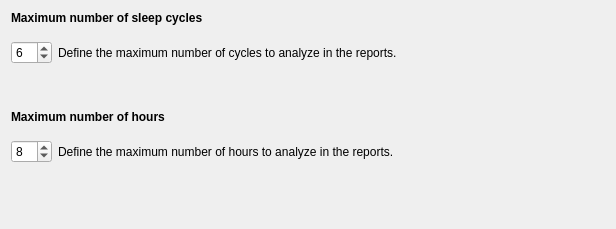
Before: the Qt Designer form tools/CEAMSTools/SpindleDetectionA7/HoursCyclesStep/Ui_HoursCyclesStep.ui in SnoozToolbox/snooz-package-ceams, drawn with Qt 5.
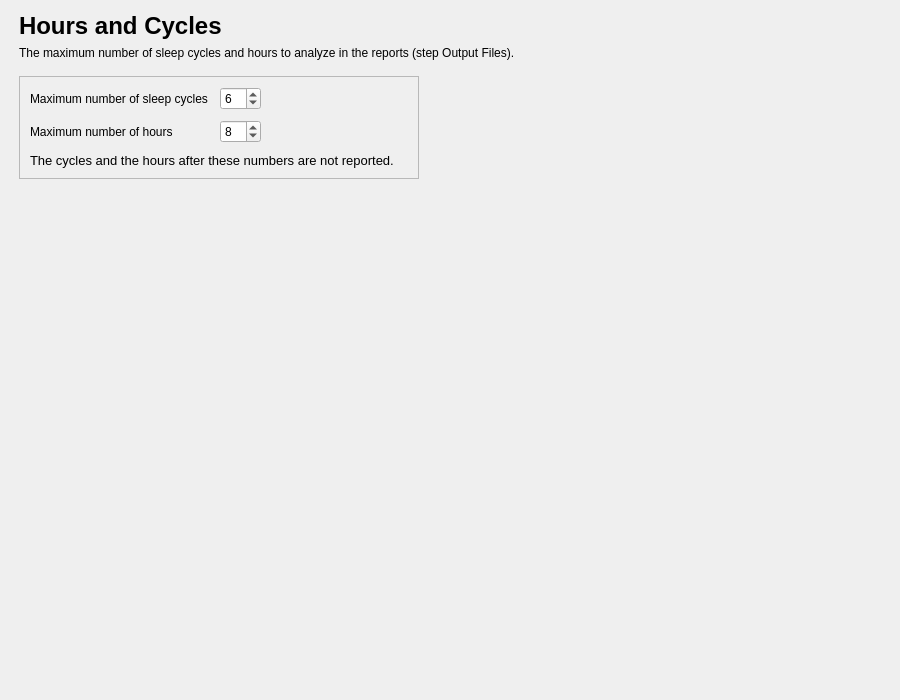
After: the same form once the commit is applied.

Patch:
```diff
--- a/tools/CEAMSTools/SpindleDetectionA7/HoursCyclesStep/Ui_HoursCyclesStep.ui
+++ b/tools/CEAMSTools/SpindleDetectionA7/HoursCyclesStep/Ui_HoursCyclesStep.ui
@@ -6,146 +6,233 @@
    <rect>
     <x>0</x>
     <y>0</y>
-    <width>616</width>
-    <height>229</height>
+    <width>900</width>
+    <height>700</height>
    </rect>
   </property>
   <property name="windowTitle">
    <string/>
   </property>
   <layout class="QVBoxLayout" name="verticalLayout">
+   <property name="leftMargin">
+    <number>19</number>
+   </property>
+   <property name="topMargin">
+    <number>12</number>
+   </property>
+   <property name="rightMargin">
+    <number>19</number>
+   </property>
+   <property name="bottomMargin">
+    <number>12</number>
+   </property>
    <item>
-    <widget class="QLabel" name="label_2">
-     <property name="text">
-      <string>&lt;html&gt;&lt;head/&gt;&lt;body&gt;&lt;p&gt;&lt;span style=&quot; font-weight:600;&quot;&gt;Maximum number of sleep cycles&lt;/span&gt;&lt;/p&gt;&lt;/body&gt;&lt;/html&gt;</string>
+    <layout class="QHBoxLayout" name="content_row" stretch="1,0">
+     <property name="leftMargin">
+      <number>0</number>
      </property>
-    </widget>
-   </item>
-   <item>
-    <spacer name="verticalSpacer_4">
-     <property name="orientation">
-      <enum>Qt::Orientation::Vertical</enum>
+     <property name="topMargin">
+      <number>0</number>
      </property>
-     <property name="sizeType">
-      <enum>QSizePolicy::Policy::Fixed</enum>
+     <property name="rightMargin">
+      <number>0</number>
      </property>
-     <property name="sizeHint" stdset="0">
-      <size>
-       <width>20</width>
-       <height>10</height>
-      </size>
+     <property name="bottomMargin">
+      <number>0</number>
      </property>
-    </spacer>
-   </item>
-   <item>
-    <layout class="QHBoxLayout" name="horizontalLayout_2">
      <item>
-      <widget class="QSpinBox" name="spinBox_cycles">
-       <property name="minimum">
-        <number>1</number>
-       </property>
-       <property name="maximum">
-        <number>12</number>
-       </property>
-       <property name="value">
-        <number>6</number>
-       </property>
-      </widget>
-     </item>
-     <item>
-      <widget class="QLabel" name="label_4">
-       <property name="text">
-        <string>Define the maximum number of cycles to analyze in the reports.</string>
-       </property>
-      </widget>
-     </item>
-     <item>
-      <spacer name="horizontalSpacer_2">
-       <property name="orientation">
-        <enum>Qt::Orientation::Horizontal</enum>
-       </property>
-       <property name="sizeHint" stdset="0">
+      <widget class="QWidget" name="content_widget" native="true">
+       <property name="maximumSize">
         <size>
-         <width>40</width>
-         <height>20</height>
+         <width>800</width>
+         <height>16777215</height>
         </size>
        </property>
-      </spacer>
-     </item>
-    </layout>
-   </item>
-   <item>
-    <spacer name="verticalSpacer_2">
-     <property name="orientation">
-      <enum>Qt::Orientation::Vertical</enum>
-     </property>
-     <property name="sizeType">
-      <enum>QSizePolicy::Policy::Minimum</enum>
-     </property>
-     <property name="sizeHint" stdset="0">
-      <size>
-       <width>20</width>
-       <height>40</height>
-      </size>
-     </property>
-    </spacer>
-   </item>
-   <item>
-    <widget class="QLabel" name="label">
-     <property name="enabled">
-      <bool>true</bool>
-     </property>
-     <property name="text">
-      <string>&lt;html&gt;&lt;head/&gt;&lt;body&gt;&lt;p&gt;&lt;span style=&quot; font-weight:600;&quot;&gt;Maximum number of hours&lt;/span&gt;&lt;/p&gt;&lt;/body&gt;&lt;/html&gt;</string>
-     </property>
-    </widget>
-   </item>
-   <item>
-    <spacer name="verticalSpacer_3">
-     <property name="orientation">
-      <enum>Qt::Orientation::Vertical</enum>
-     </property>
-     <property name="sizeType">
-      <enum>QSizePolicy::Policy::Fixed</enum>
-     </property>
-     <property name="sizeHint" stdset="0">
-      <size>
-       <width>20</width>
-       <height>10</height>
-      </size>
-     </property>
-    </spacer>
-   </item>
-   <item>
-    <layout class="QHBoxLayout" name="horizontalLayout">
-     <item>
-      <widget class="QSpinBox" name="spinBox_hours">
-       <property name="enabled">
-        <bool>true</bool>
-       </property>
-       <property name="minimum">
-        <number>1</number>
-       </property>
-       <property name="maximum">
-        <number>48</number>
-       </property>
-       <property name="value">
-        <number>8</number>
-       </property>
+       <layout class="QVBoxLayout" name="content_layout">
+        <property name="spacing">
+         <number>16</number>
+        </property>
+        <property name="leftMargin">
+         <number>0</number>
+        </property>
+        <property name="topMargin">
+         <number>0</number>
+        </property>
+        <property name="rightMargin">
+         <number>0</number>
+        </property>
+        <property name="bottomMargin">
+         <number>0</number>
+        </property>
+        <item>
+         <layout class="QVBoxLayout" name="header_layout">
+          <property name="spacing">
+           <number>6</number>
+          </property>
+          <item>
+           <widget class="QLabel" name="title_label">
+            <property name="font">
+             <font>
+              <pointsize>18</pointsize>
+              <bold>true</bold>
+             </font>
+            </property>
+            <property name="text">
+             <string>Hours and Cycles</string>
+            </property>
+           </widget>
+          </item>
+          <item>
+           <widget class="QLabel" name="subtitle_label">
+            <property name="text">
+             <string>The maximum number of sleep cycles and hours to analyze in the reports (step Output Files).</string>
+            </property>
+            <property name="wordWrap">
+             <bool>true</bool>
+            </property>
+            <property name="variant" stdset="0">
+             <string notr="true">help</string>
+            </property>
+           </widget>
+          </item>
+         </layout>
+        </item>
+        <item>
+         <layout class="QHBoxLayout" name="limits_row" stretch="1,1">
+          <property name="spacing">
+           <number>16</number>
+          </property>
+          <item>
+           <widget class="QFrame" name="limits_card">
+            <property name="frameShape">
+             <enum>QFrame::Shape::StyledPanel</enum>
+            </property>
+            <property name="frameShadow">
+             <enum>QFrame::Shadow::Raised</enum>
+            </property>
+            <layout class="QVBoxLayout" name="limits_card_layout">
+             <property name="spacing">
+              <number>10</number>
+             </property>
+             <property name="leftMargin">
+              <number>10</number>
+             </property>
+             <property name="topMargin">
+              <number>10</number>
+             </property>
+             <property name="rightMargin">
+              <number>10</number>
+             </property>
+             <property name="bottomMargin">
+              <number>10</number>
+             </property>
+             <item>
+              <layout class="QGridLayout" name="limits_grid">
+               <property name="horizontalSpacing">
+                <number>12</number>
+               </property>
+               <property name="verticalSpacing">
+                <number>10</number>
+               </property>
+               <item row="0" column="0">
+                <widget class="QLabel" name="label_2">
+                 <property name="text">
+                  <string>Maximum number of sleep cycles</string>
+                 </property>
+                </widget>
+               </item>
+               <item row="0" column="1">
+                <widget class="QSpinBox" name="spinBox_cycles">
+                 <property name="minimum">
+                  <number>1</number>
+                 </property>
+                 <property name="maximum">
+                  <number>12</number>
+                 </property>
+                 <property name="value">
+                  <number>6</number>
+                 </property>
+                </widget>
+               </item>
+               <item row="1" column="0">
+                <widget class="QLabel" name="label">
+                 <property name="text">
+                  <string>Maximum number of hours</string>
+                 </property>
+                </widget>
+               </item>
+               <item row="1" column="1">
+                <widget class="QSpinBox" name="spinBox_hours">
+                 <property name="enabled">
+                  <bool>true</bool>
+                 </property>
+                 <property name="minimum">
+                  <number>1</number>
+                 </property>
+                 <property name="maximum">
+                  <number>48</number>
+                 </property>
+                 <property name="value">
+                  <number>8</number>
+                 </property>
+                </widget>
+               </item>
+               <item row="0" column="3">
+                <spacer name="limits_grid_spacer">
+                 <property name="orientation">
+                  <enum>Qt::Orientation::Horizontal</enum>
+                 </property>
+                 <property name="sizeHint" stdset="0">
+                  <size>
+                   <width>40</width>
+                   <height>20</height>
+                  </size>
+                 </property>
+                </spacer>
+               </item>
+              </layout>
+             </item>
+             <item>
+              <widget class="QLabel" name="limits_help_label">
+               <property name="font">
+                <font>
+                 <pointsize>10</pointsize>
+                </font>
+               </property>
+               <property name="text">
+                <string>The cycles and the hours after these numbers are not reported.</string>
+               </property>
+               <property name="wordWrap">
+                <bool>true</bool>
+               </property>
+               <property name="variant" stdset="0">
+                <string notr="true">help</string>
+               </property>
+              </widget>
+             </item>
+            </layout>
+           </widget>
+          </item>
+          <item>
+           <spacer name="limits_row_spacer">
+            <property name="orientation">
+             <enum>Qt::Orientation::Horizontal</enum>
+            </property>
+            <property name="sizeHint" stdset="0">
+             <size>
+              <width>40</width>
+              <height>20</height>
+             </size>
+            </property>
+           </spacer>
+          </item>
+         </layout>
+        </item>
+       </layout>
       </widget>
      </item>
      <item>
-      <widget class="QLabel" name="label_3">
-       <property name="enabled">
-        <bool>true</bool>
-       </property>
-       <property name="text">
-        <string>Define the maximum number of hours to analyze in the reports.</string>
-       </property>
-      </widget>
-     </item>
-     <item>
-      <spacer name="horizontalSpacer">
+      <spacer name="content_spacer">
        <property name="orientation">
         <enum>Qt::Orientation::Horizontal</enum>
        </property>
@@ -166,8 +253,8 @@
      </property>
      <property name="sizeHint" stdset="0">
       <size>
-       <width>20</width>
-       <height>9</height>
+       <width>40</width>
+       <height>20</height>
       </size>
      </property>
     </spacer>
```
Left out of the diff: 6 changed lines with no effect on the pictures.
